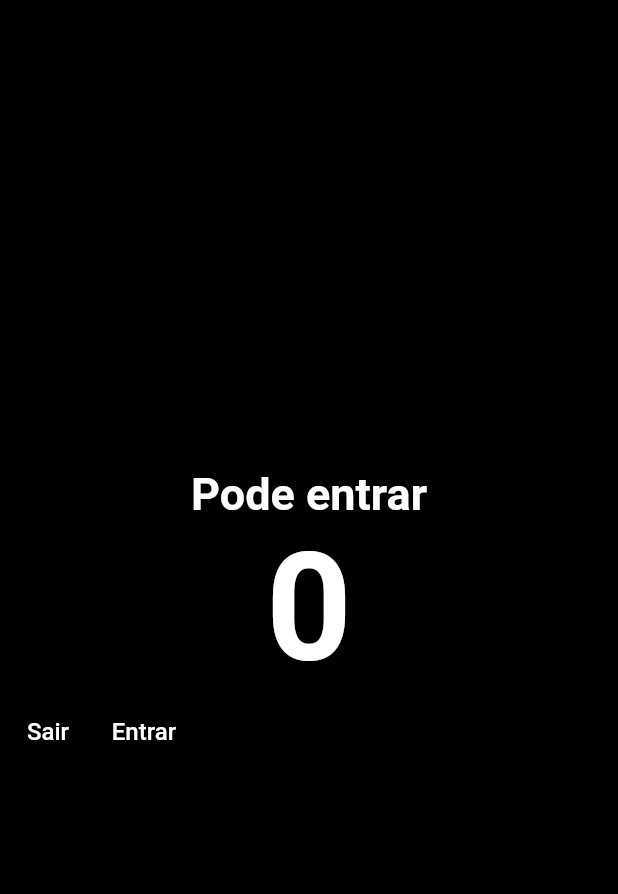
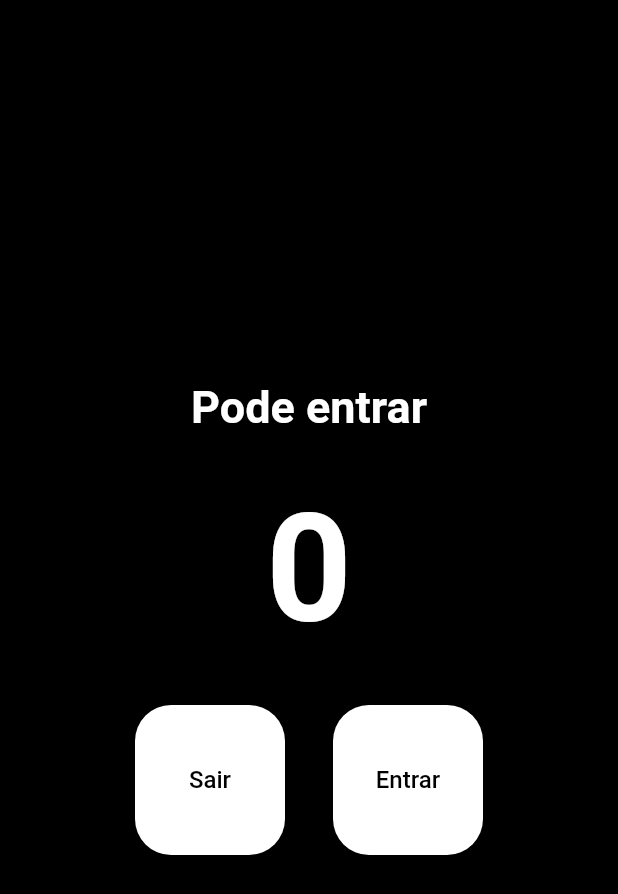
Before and after one commit to barrosar2022/programacao_para_dispositivos_moveis, a Flutter app: the screen it shows after launch, on a phone screen of 412 x 824 dp. Shown: the top 894 px of the screen. Run offline on Flutter 3.47's test engine with Material 2 defaults, Android fonts, the phone set to English and light mode, and no system bars.

Commit message:
Versão 07

```diff
--- a/lib/main.dart
+++ b/lib/main.dart
@@ -42,6 +42,7 @@ class HomePage extends StatelessWidget {
                 color: Colors.white,
                 fontWeight: FontWeight.w700),
           ),
+          SizedBox(height: 32),
           Text(
             '0',
             style: TextStyle(
@@ -49,23 +50,42 @@ class HomePage extends StatelessWidget {
                 color: Colors.white,
                 fontWeight: FontWeight.w700),
           ),
+          SizedBox(height: 32),
           Row(
+            mainAxisAlignment: MainAxisAlignment.center,
             children:[
               TextButton(
                 onPressed: decrementar,
+                style: TextButton.styleFrom(
+                  backgroundColor: Colors.white,
+                  fixedSize: Size(100, 100),
+                  primary: Colors.black,
+                  shape: RoundedRectangleBorder(
+                      borderRadius: BorderRadius.circular(24),
+                    )
+                ),
                 child: Text(
                   'Sair',
                   style: TextStyle(
-                      color: Colors.white,
+                      color: Colors.black,
                       fontSize: 16),
                 ),
               ),
+              SizedBox(width: 32,),
               TextButton(
                 onPressed: incrementar,
+                style: TextButton.styleFrom(
+                 backgroundColor: Colors.white,
+                 fixedSize: Size(100, 100),
+                 primary: Colors.black,
+                 shape: RoundedRectangleBorder(
+                   borderRadius: BorderRadius.circular(24),
+                 )
+                ),
                 child: Text(
                   'Entrar',
                   style: TextStyle(
-                      color: Colors.white,
+                      color: Colors.black,
                       fontSize: 16),
                 ),
               ),
```
